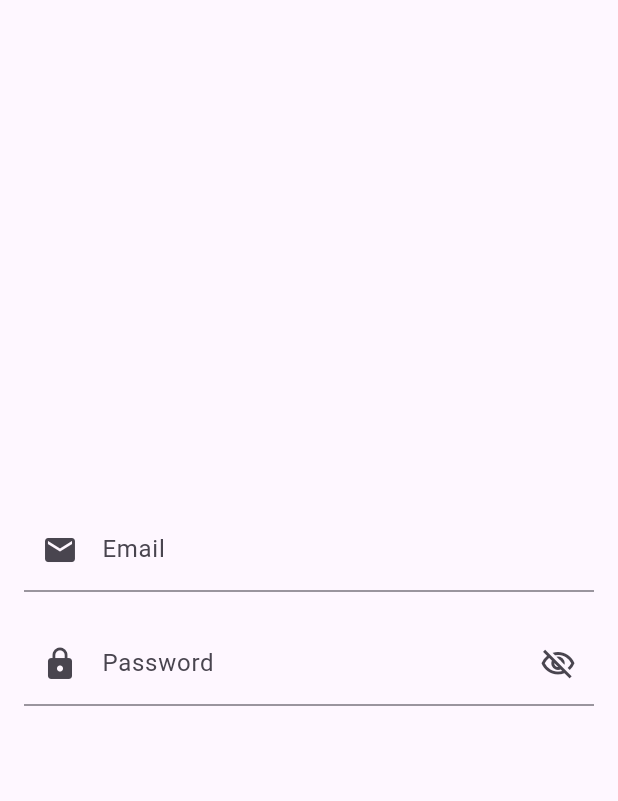
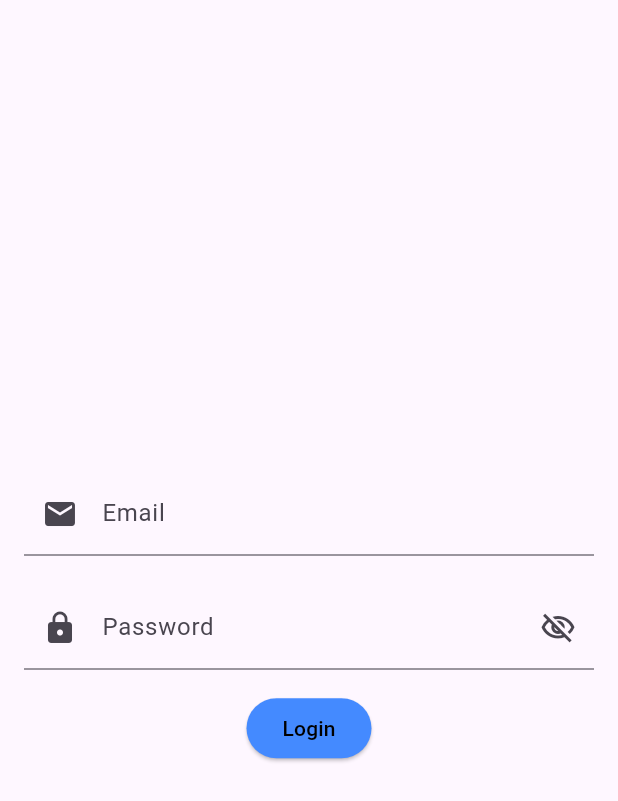
Before and after one commit to muhamadayeshaaulia/upload_image, a Flutter app: the screen it shows after launch, on a phone screen of 412 x 824 dp. Shown: the top 801 px of the screen. Run offline on Flutter 3.47's test engine with Material 3 defaults, Android fonts, the phone set to English and light mode, and no system bars; our stand-ins replace firebase_auth, firebase_core; accounts and stored records are empty.

Commit message:
membuat elevated button untuk tombol loginnya

```diff
--- a/lib/login.dart
+++ b/lib/login.dart
@@ -91,6 +91,15 @@ class _MyLoginState extends State<MyLogin> {
               Text(_error!, style: const TextStyle(color: Colors.red)),
               const SizedBox(height: 15),
             ],
+            ElevatedButton(
+              style: ElevatedButton.styleFrom(
+                backgroundColor: Colors.blueAccent,
+              ),
+              onPressed: _isLoading ? null : _login,
+              child: _isLoading
+                  ? const CircularProgressIndicator()
+                  : const Text(style: TextStyle(color: Colors.black), 'Login'),
+            ),
           ],
         ),
       ),
```
